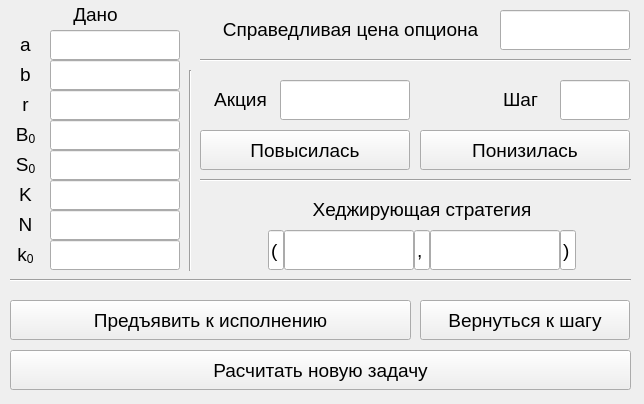
Above: main_window.ui from rstm-sf/spfm before the change. Below: the same form after it.
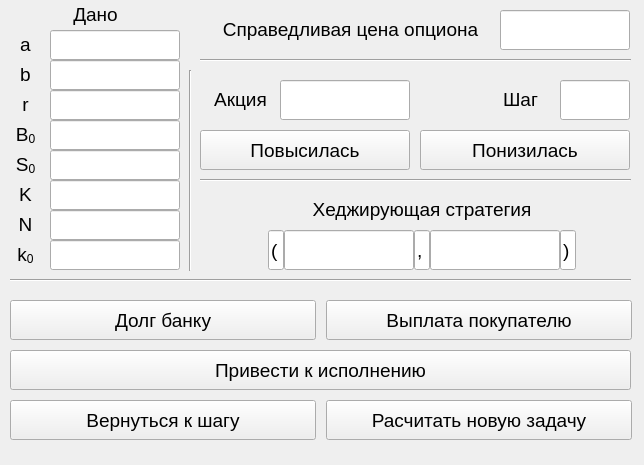
That is the form after the change.

Commit message: Пересмотрел функционал. Добавил форму.

What changed in the file:
```diff
--- a/main_window.ui
+++ b/main_window.ui
@@ -7,7 +7,7 @@
     <x>0</x>
     <y>0</y>
     <width>644</width>
-    <height>404</height>
+    <height>465</height>
    </rect>
   </property>
   <property name="minimumSize">
@@ -19,7 +19,7 @@
   <property name="maximumSize">
    <size>
     <width>644</width>
-    <height>500</height>
+    <height>700</height>
    </size>
   </property>
   <property name="font">
@@ -380,9 +380,9 @@
    <widget class="QPushButton" name="pushButton_3">
     <property name="geometry">
      <rect>
-      <x>420</x>
-      <y>300</y>
-      <width>210</width>
+      <x>10</x>
+      <y>400</y>
+      <width>306</width>
       <height>40</height>
      </rect>
     </property>
@@ -393,22 +393,6 @@
      <string>Вернуться к шагу</string>
     </property>
    </widget>
-   <widget class="QPushButton" name="pushButton_4">
-    <property name="geometry">
-     <rect>
-      <x>10</x>
-      <y>300</y>
-      <width>401</width>
-      <height>40</height>
-     </rect>
-    </property>
-    <property name="focusPolicy">
-     <enum>Qt::ClickFocus</enum>
-    </property>
-    <property name="text">
-     <string>Предъявить к исполнению</string>
-    </property>
-   </widget>
    <widget class="QLineEdit" name="lineEdit_15">
     <property name="geometry">
      <rect>
@@ -587,9 +571,9 @@
    <widget class="QPushButton" name="pushButton_5">
     <property name="geometry">
      <rect>
-      <x>10</x>
-      <y>350</y>
-      <width>621</width>
+      <x>326</x>
+      <y>400</y>
+      <width>306</width>
       <height>40</height>
      </rect>
     </property>
@@ -600,6 +584,54 @@
      <string>Расчитать новую задачу</string>
     </property>
    </widget>
+   <widget class="QPushButton" name="pushButton_6">
+    <property name="geometry">
+     <rect>
+      <x>10</x>
+      <y>300</y>
+      <width>306</width>
+      <height>40</height>
+     </rect>
+    </property>
+    <property name="focusPolicy">
+     <enum>Qt::ClickFocus</enum>
+    </property>
+    <property name="text">
+     <string>Долг банку</string>
+    </property>
+   </widget>
+   <widget class="QPushButton" name="pushButton_7">
+    <property name="geometry">
+     <rect>
+      <x>326</x>
+      <y>300</y>
+      <width>306</width>
+      <height>40</height>
+     </rect>
+    </property>
+    <property name="focusPolicy">
+     <enum>Qt::ClickFocus</enum>
+    </property>
+    <property name="text">
+     <string>Выплата покупателю</string>
+    </property>
+   </widget>
+   <widget class="QPushButton" name="pushButton_4">
+    <property name="geometry">
+     <rect>
+      <x>10</x>
+      <y>350</y>
+      <width>621</width>
+      <height>40</height>
+     </rect>
+    </property>
+    <property name="focusPolicy">
+     <enum>Qt::ClickFocus</enum>
+    </property>
+    <property name="text">
+     <string>Привести к исполнению</string>
+    </property>
+   </widget>
   </widget>
  </widget>
  <resources/>
```
The commit also changes 4 other files.
